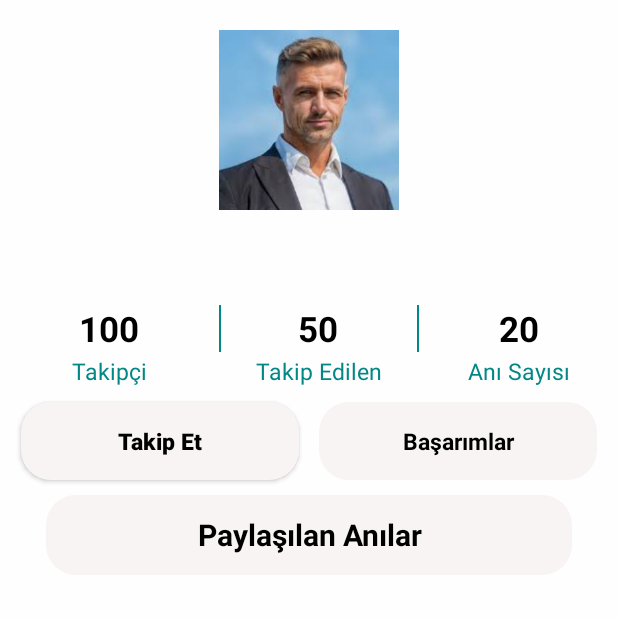
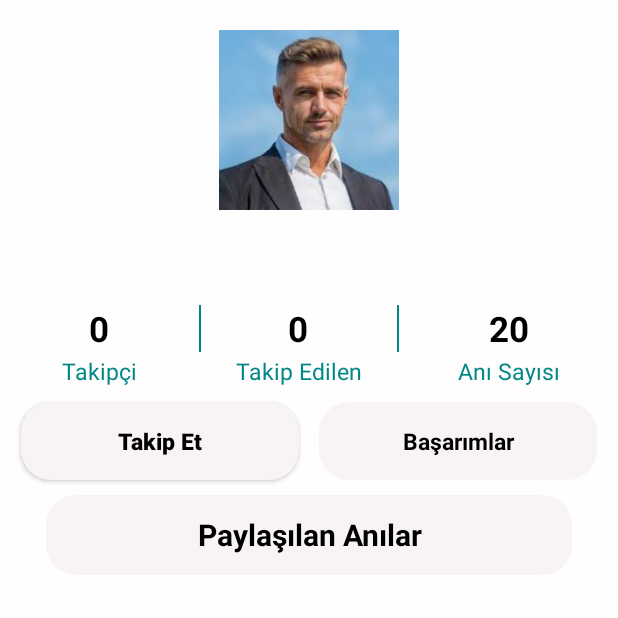
Before and after one commit to enessozgu/MemoryBox-Kotlin, an Android app built with Jetpack Compose: the OtherProfileFragment screen opened through its navigation route, after a tap on "Takip Et", on a phone screen of 412 x 824 dp, the top half of it. Run offline under Robolectric (Android 15) with nearby library versions, the phone set to English and light mode, and no system bars; our stand-ins replace Firebase (no records; nobody signed in at launch, a user with empty details on screens opened directly); pictures from the network do not load.

Commit message:
feat(profile): show follower & following counts on searched user's profile (realtime)

```diff
--- a/app/src/main/java/com/example/anikutusu/OtherProfileFragment.kt
+++ b/app/src/main/java/com/example/anikutusu/OtherProfileFragment.kt
@@ -2,57 +2,52 @@ package com.example.anikutusu
 
 import android.os.Bundle
 import android.util.Log
+import android.view.*
 import androidx.fragment.app.Fragment
-import android.view.LayoutInflater
-import android.view.View
-import android.view.ViewGroup
 import com.example.anikutusu.databinding.FragmentOtherProfileBinding
 import com.google.firebase.auth.FirebaseAuth
-import com.google.firebase.database.FirebaseDatabase
+import com.google.firebase.database.*
 
 class OtherProfileFragment : Fragment() {
 
+    private lateinit var binding: FragmentOtherProfileBinding
+    private val db by lazy { FirebaseDatabase.getInstance().reference.child("Users") }
+    private val auth by lazy { FirebaseAuth.getInstance() }
 
-    private lateinit var binding:FragmentOtherProfileBinding
-    override fun onCreateView(inflater: LayoutInflater, container: ViewGroup?,savedInstanceState: Bundle?): View? {
-        binding= FragmentOtherProfileBinding.inflate(inflater,container,false)
+    private fun String.sanitizeKey() = this.replace(".", "_")
 
-        var userName=arguments?.getString("username")
-        var mail=arguments?.getString("email")
-        var imgLogo=arguments?.getString("imgLogo")
+    override fun onCreateView(inflater: LayoutInflater, container: ViewGroup?, savedInstanceState: Bundle?): View {
+        binding = FragmentOtherProfileBinding.inflate(inflater, container, false)
 
-        binding.userName.text=userName
+        // --- 1) Argümandan kullanıcı adını oku; önce bunu yap ---
+        val profileUserName = (arguments?.getString("username") ?: "").trim()
+        binding.userName.text = profileUserName
 
+        // --- 2) Key’leri doğru oluştur ---
+        val profileKey = "${profileUserName}Data".sanitizeKey()
+        val loginUserName = (auth.currentUser?.displayName ?: "").trim()
+        val loginKey = "${loginUserName}Data".sanitizeKey()
+
+        // --- 3) Takip et (iki tek satır) ---
         binding.followButton.setOnClickListener {
-
-            var database=FirebaseDatabase.getInstance()
-            var auth=FirebaseAuth.getInstance()
-            var userList=database.getReference("Users")
-            var user=binding.userName.text.toString()
-            var loginUser=auth.currentUser?.displayName
-            var userKey=user+"Data"
-            var loginUserKey=loginUser+"Data"
-
-            Log.e("deneme",loginUser.toString())
-
-            userList.child(loginUserKey).child("userFollowingList").child(loginUser+"Followed"+user).setValue(user)
-            userList.child(userKey).child("userFollowerList").child(user+"Follower"+loginUser).setValue(loginUser)
-
-
+            if (profileUserName.isEmpty() || loginUserName.isEmpty()) return@setOnClickListener
+            db.child(loginKey).child("userFollowingList").child("${loginUserName}Followed${profileUserName}".sanitizeKey()).setValue(profileUserName)
+            db.child(profileKey).child("userFollowerList").child("${profileUserName}Follower${loginUserName}".sanitizeKey()).setValue(loginUserName)
         }
 
+        // --- 4) SAYILAR (Realtime güncellenir) ---
+        // Takipçi (followers) -> "Takipçi" yazan TextView
+        db.child(profileKey).child("userFollowerList").addValueEventListener(object : ValueEventListener {
+            override fun onDataChange(snap: DataSnapshot) { binding.followersnumbers.text = snap.childrenCount.toString() }
+            override fun onCancelled(err: DatabaseError) { Log.e("followersRef", err.message) }
+        })
 
-
-
-
-
-
-
-
-
+        // Takip Edilen (following) -> "Takip Edilen" TextView
+        db.child(profileKey).child("userFollowingList").addValueEventListener(object : ValueEventListener {
+            override fun onDataChange(snap: DataSnapshot) { binding.followednumbers.text = snap.childrenCount.toString() }
+            override fun onCancelled(err: DatabaseError) { Log.e("followingRef", err.message) }
+        })
 
         return binding.root
     }
-
-
 }
--- a/app/src/main/res/layout/fragment_other_profile.xml
+++ b/app/src/main/res/layout/fragment_other_profile.xml
@@ -34,7 +34,7 @@
     <TextView
         android:layout_width="wrap_content"
         android:layout_height="wrap_content"
-        android:text="100"
+        android:text=""
         app:layout_constraintStart_toStartOf="parent"
         app:layout_constraintTop_toBottomOf="@id/userName"
         android:textSize="23dp"
@@ -70,7 +70,7 @@
     <TextView
         android:layout_width="wrap_content"
         android:layout_height="wrap_content"
-        android:text="50"
+        android:text=""
         app:layout_constraintStart_toStartOf="@id/view1"
         app:layout_constraintTop_toBottomOf="@id/userName"
         android:textSize="23dp"
```
